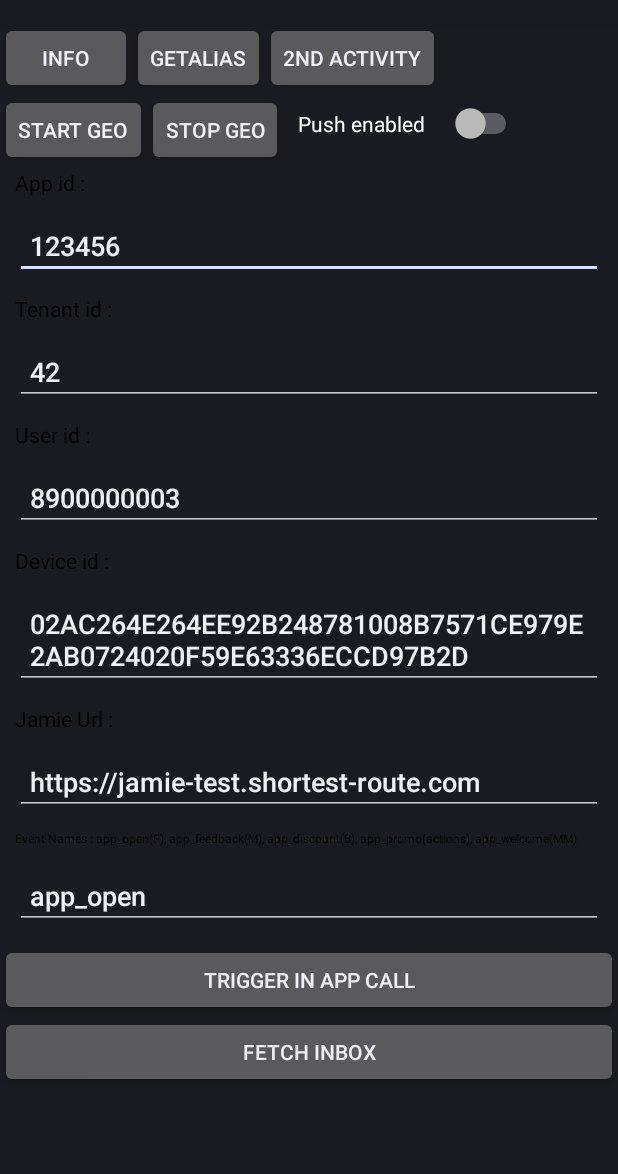
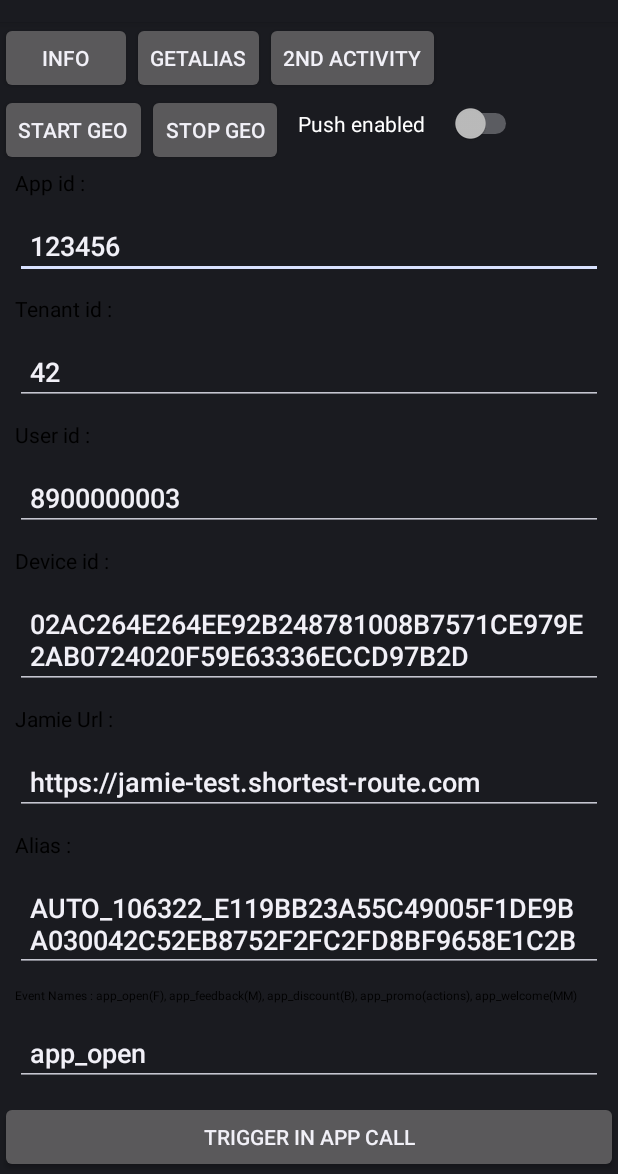
Before and after one commit to mapp-digital/mapp-engage-android-sample, an Android app: the screen it shows after launch (MainActivity), on a phone screen of 412 x 824 dp, the part 62-1236 px from its top. Run offline under Robolectric (Android 15) with nearby library versions, the phone set to English and light mode, and no system bars; libraries missing offline, so code that uses them is left out: com.appoxee, com.appoxee.internal, com.appoxee.push; 19 statements that could not run were skipped.

Commit message:
Code committed after adding the alias field in the demo app

```diff
--- a/src/main/java/com/appoxee/testapp/MainActivity.java
+++ b/src/main/java/com/appoxee/testapp/MainActivity.java
@@ -38,7 +38,7 @@ public class MainActivity extends Activity implements Appoxee.OnInitCompletedLis
 
     private Switch pushEnabledSwitch;
     private static final int MY_PERMISSIONS_ACCESS_FINE_LOCATION = 1 << 3;
-    private EditText mTenantIdTV, mAppIdTV, mUserIdTV, mDeviceIdTV, mEventName, mJamieUrl;
+    private EditText mTenantIdTV, mAppIdTV, mUserIdTV, mDeviceIdTV, mEventName, mJamieUrl, mAlias;
 
     @Override
     protected void onCreate(Bundle savedInstanceState) {
@@ -50,6 +50,7 @@ public class MainActivity extends Activity implements Appoxee.OnInitCompletedLis
         mDeviceIdTV = (EditText) findViewById(R.id.deviceid);
         mEventName = (EditText) findViewById(R.id.event_name);
         mJamieUrl = (EditText) findViewById(R.id.jamieUrlVal);
+        mAlias = (EditText) findViewById(R.id.aliasVal) ;
         setDefaultText();
         Appoxee.instance().addInitListener(this);
         InAppCallback inAppCallback =  new InAppCallback();
@@ -155,7 +156,7 @@ public class MainActivity extends Activity implements Appoxee.OnInitCompletedLis
                         mUserIdTV.getText().toString().trim(),
                         mDeviceIdTV.getText().toString().trim(),
                         mAppIdTV.getText().toString().trim(),
-                        mJamieUrl.getText().toString().trim());
+                        mJamieUrl.getText().toString().trim(), mAlias.getText().toString().trim());
             }
         });
 
@@ -221,7 +222,7 @@ public class MainActivity extends Activity implements Appoxee.OnInitCompletedLis
                 mDeviceIdTV.getText().toString().trim(),
                 mAppIdTV.getText().toString().trim(),
                 mEventName.getText().toString().trim(),
-                mJamieUrl.getText().toString().trim());
+                mJamieUrl.getText().toString().trim(), mAlias.getText().toString().trim());
     }
 
 
@@ -300,5 +301,6 @@ public class MainActivity extends Activity implements Appoxee.OnInitCompletedLis
         mAppIdTV.setText("123456");
         mEventName.setText("app_open");
         mJamieUrl.setText(BuildConfig.CEP_URL);
+        mAlias.setText("AUTO_106322_E119BB23A55C49005F1DE9BA030042C52EB8752F2FC2FD8BF9658E1C2B3FDF9F");
     }
 }
--- a/src/main/res/layout/main.xml
+++ b/src/main/res/layout/main.xml
@@ -161,13 +161,32 @@
             android:padding="10dp" />
 
         <TextView
+            android:id="@+id/alias"
+            android:layout_width="wrap_content"
+            android:layout_height="wrap_content"
+            android:textColor="@android:color/black"
+            android:layout_marginLeft="10dp"
+            android:layout_below="@+id/jamieUrlVal"
+            android:text="Alias :"/>
+
+        <EditText
+            android:id="@+id/aliasVal"
+            android:layout_width="match_parent"
+            android:layout_height="wrap_content"
+            android:layout_below="@+id/alias"
+            android:layout_margin="10dp"
+            android:hint="Enter the alias value "
+            android:maxLines="2"
+            android:padding="10dp" />
+
+        <TextView
             android:id="@+id/eventNameTv"
             android:layout_width="wrap_content"
             android:layout_height="wrap_content"
             android:textColor="@android:color/black"
             android:layout_marginLeft="10dp"
             android:textSize="8sp"
-            android:layout_below="@+id/jamieUrlVal"
+            android:layout_below="@+id/aliasVal"
             android:text="Event Names : app_open(F), app_feedback(M), app_discount(B), app_promo(actions), app_welcome(MM)"/>
 
 
```
